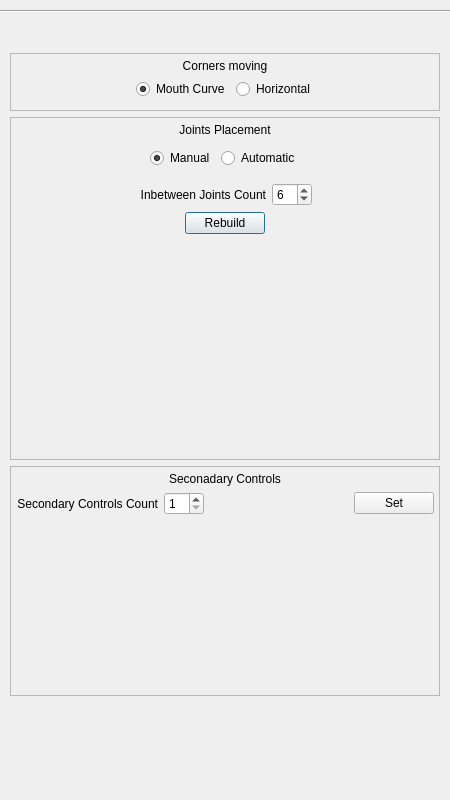
Old version of the form modules/mouth/mouth_widget.ui in the repository PavelCrow/RigStudio3.
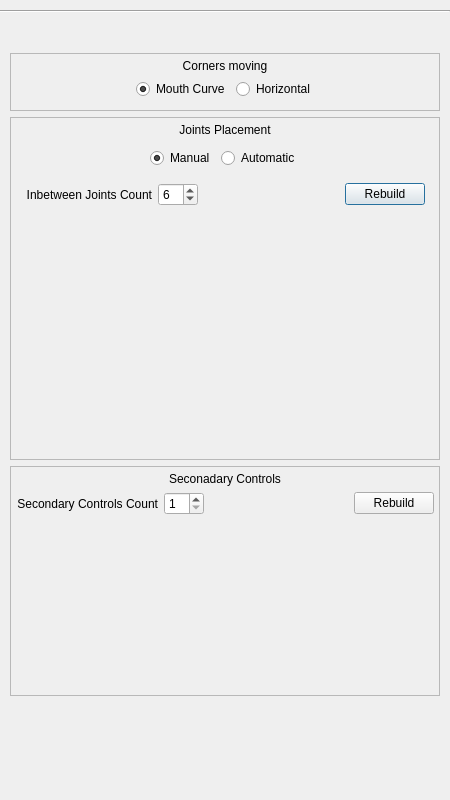
New version of the form. The open tabs and pages were chosen to show the change.

Commit message: Spine, Fingers, Mouth updates

Diff of the .ui file:
```diff
--- a/modules/mouth/mouth_widget.ui
+++ b/modules/mouth/mouth_widget.ui
@@ -314,19 +314,6 @@
                    </property>
                    <item>
                     <layout class="QHBoxLayout" name="horizontalLayout_3">
-                     <item>
-                      <spacer name="horizontalSpacer_5">
-                       <property name="orientation">
-                        <enum>Qt::Horizontal</enum>
-                       </property>
-                       <property name="sizeHint" stdset="0">
-                        <size>
-                         <width>0</width>
-                         <height>20</height>
-                        </size>
-                       </property>
-                      </spacer>
-                     </item>
                      <item>
                       <widget class="QLabel" name="count_label_2">
                        <property name="text">
@@ -381,23 +368,6 @@
                        </property>
                       </spacer>
                      </item>
-                    </layout>
-                   </item>
-                   <item>
-                    <layout class="QHBoxLayout" name="horizontalLayout_4">
-                     <item>
-                      <spacer name="horizontalSpacer_4">
-                       <property name="orientation">
-                        <enum>Qt::Horizontal</enum>
-                       </property>
-                       <property name="sizeHint" stdset="0">
-                        <size>
-                         <width>0</width>
-                         <height>20</height>
-                        </size>
-                       </property>
-                      </spacer>
-                     </item>
                      <item>
                       <widget class="QPushButton" name="setJointsCount_btn">
                        <property name="minimumSize">
@@ -417,19 +387,6 @@
                        </property>
                       </widget>
                      </item>
-                     <item>
-                      <spacer name="horizontalSpacer_7">
-                       <property name="orientation">
-                        <enum>Qt::Horizontal</enum>
-                       </property>
-                       <property name="sizeHint" stdset="0">
-                        <size>
-                         <width>0</width>
-                         <height>20</height>
-                        </size>
-                       </property>
-                      </spacer>
-                     </item>
                     </layout>
                    </item>
                    <item>
@@ -751,7 +708,7 @@
                  </size>
                 </property>
                 <property name="text">
-                 <string>Set</string>
+                 <string>Rebuild</string>
                 </property>
                </widget>
               </item>
```
Left out of the diff: 2 changed lines with no effect on the pictures. The commit also changes 51 other files.
